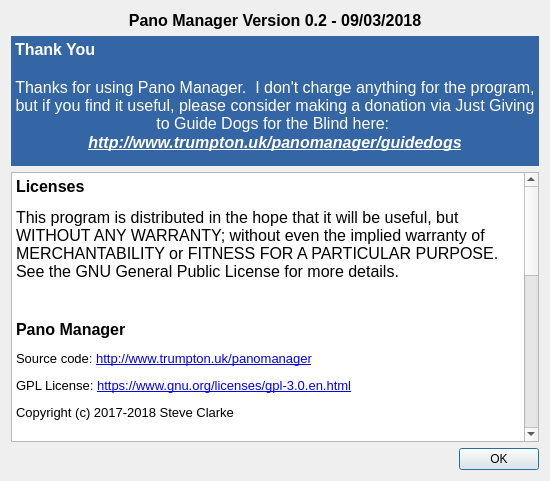
Old version of the form src/dialogs/about/aboutdialog.ui in the repository trumpton/PanoManager.
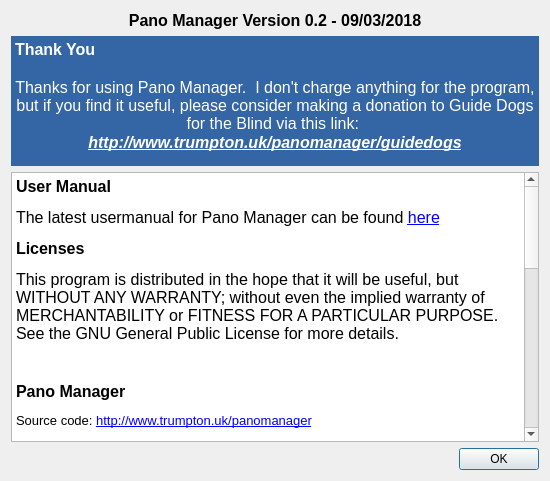
New version of the form. Icons and pictures are not drawn.

```diff
--- a/src/dialogs/about/aboutdialog.ui
+++ b/src/dialogs/about/aboutdialog.ui
@@ -218,7 +218,7 @@
 &lt;/style&gt;&lt;/head&gt;&lt;body style=&quot; font-family:'Noto Sans'; font-size:10pt; font-weight:400; font-style:normal;&quot;&gt;
 &lt;p style=&quot; margin-top:0px; margin-bottom:0px; margin-left:0px; margin-right:0px; -qt-block-indent:0; text-indent:0px;&quot;&gt;&lt;span style=&quot; font-family:'MS Shell Dlg 2'; font-size:12pt; font-weight:600;&quot;&gt;Thank You&lt;/span&gt;&lt;/p&gt;
 &lt;p align=&quot;center&quot; style=&quot;-qt-paragraph-type:empty; margin-top:0px; margin-bottom:0px; margin-left:0px; margin-right:0px; -qt-block-indent:0; text-indent:0px; font-family:'MS Shell Dlg 2'; font-size:12pt; font-weight:600;&quot;&gt;&lt;br /&gt;&lt;/p&gt;
-&lt;p align=&quot;center&quot; style=&quot; margin-top:0px; margin-bottom:0px; margin-left:0px; margin-right:0px; -qt-block-indent:0; text-indent:0px;&quot;&gt;&lt;span style=&quot; font-family:'MS Shell Dlg 2'; font-size:12pt;&quot;&gt;Thanks for using Pano Manager.  I don't charge anything for the program, but if you find it useful, please consider making a donation via Just Giving to Guide Dogs for the Blind here: &lt;/span&gt;&lt;/p&gt;
+&lt;p align=&quot;center&quot; style=&quot; margin-top:0px; margin-bottom:0px; margin-left:0px; margin-right:0px; -qt-block-indent:0; text-indent:0px;&quot;&gt;&lt;span style=&quot; font-family:'MS Shell Dlg 2'; font-size:12pt;&quot;&gt;Thanks for using Pano Manager.  I don't charge anything for the program, but if you find it useful, please consider making a donation to Guide Dogs for the Blind via this link: &lt;/span&gt;&lt;/p&gt;
 &lt;p align=&quot;center&quot; style=&quot; margin-top:0px; margin-bottom:0px; margin-left:0px; margin-right:0px; -qt-block-indent:0; text-indent:0px;&quot;&gt;&lt;a href=&quot;http://www.trumpton.uk/panomanager/guidedogs&quot;&gt;&lt;span style=&quot; font-size:12pt; font-weight:600; font-style:italic; text-decoration: underline; color:#ffffff;&quot;&gt;http://www.trumpton.uk/panomanager/guidedogs&lt;/span&gt;&lt;/a&gt;&lt;/p&gt;&lt;/body&gt;&lt;/html&gt;</string>
      </property>
     </widget>
@@ -230,6 +230,8 @@
 &lt;html&gt;&lt;head&gt;&lt;meta name=&quot;qrichtext&quot; content=&quot;1&quot; /&gt;&lt;style type=&quot;text/css&quot;&gt;
 p, li { white-space: pre-wrap; }
 &lt;/style&gt;&lt;/head&gt;&lt;body style=&quot; font-family:'Noto Sans'; font-size:10pt; font-weight:400; font-style:normal;&quot;&gt;
+&lt;p style=&quot; margin-top:12px; margin-bottom:12px; margin-left:0px; margin-right:0px; -qt-block-indent:0; text-indent:0px;&quot;&gt;&lt;span style=&quot; font-size:12pt; font-weight:600;&quot;&gt;User Manual&lt;/span&gt;&lt;/p&gt;
+&lt;p style=&quot; margin-top:12px; margin-bottom:12px; margin-left:0px; margin-right:0px; -qt-block-indent:0; text-indent:0px;&quot;&gt;&lt;span style=&quot; font-size:12pt;&quot;&gt;The latest usermanual for Pano Manager can be found &lt;/span&gt;&lt;a href=&quot;http://www.trumpton.uk/panomanager/usermanual&quot;&gt;&lt;span style=&quot; font-size:12pt; text-decoration: underline; color:#0000ff;&quot;&gt;here&lt;/span&gt;&lt;/a&gt;&lt;/p&gt;
 &lt;p style=&quot; margin-top:12px; margin-bottom:12px; margin-left:0px; margin-right:0px; -qt-block-indent:0; text-indent:0px;&quot;&gt;&lt;span style=&quot; font-size:12pt; font-weight:600;&quot;&gt;Licenses&lt;/span&gt;&lt;/p&gt;
 &lt;p style=&quot; margin-top:12px; margin-bottom:12px; margin-left:0px; margin-right:0px; -qt-block-indent:0; text-indent:0px;&quot;&gt;&lt;span style=&quot; font-family:'MS Shell Dlg 2'; font-size:12pt;&quot;&gt;This program is distributed in the hope that it will be useful, but WITHOUT ANY WARRANTY; without even the implied warranty of MERCHANTABILITY or FITNESS FOR A PARTICULAR PURPOSE. See the GNU General Public License for more details.&lt;/span&gt;&lt;/p&gt;
 &lt;p style=&quot;-qt-paragraph-type:empty; margin-top:12px; margin-bottom:12px; margin-left:0px; margin-right:0px; -qt-block-indent:0; text-indent:0px;&quot;&gt;&lt;br /&gt;&lt;/p&gt;
```
Left out of the diff: 37 changed lines with no effect on the pictures.
